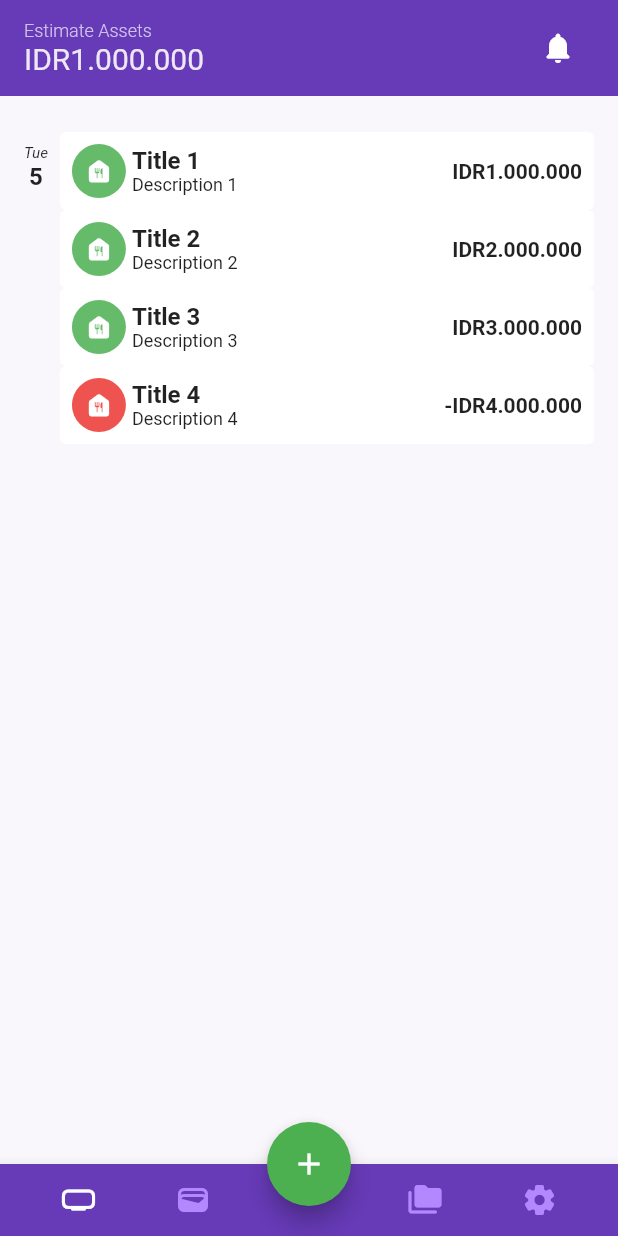
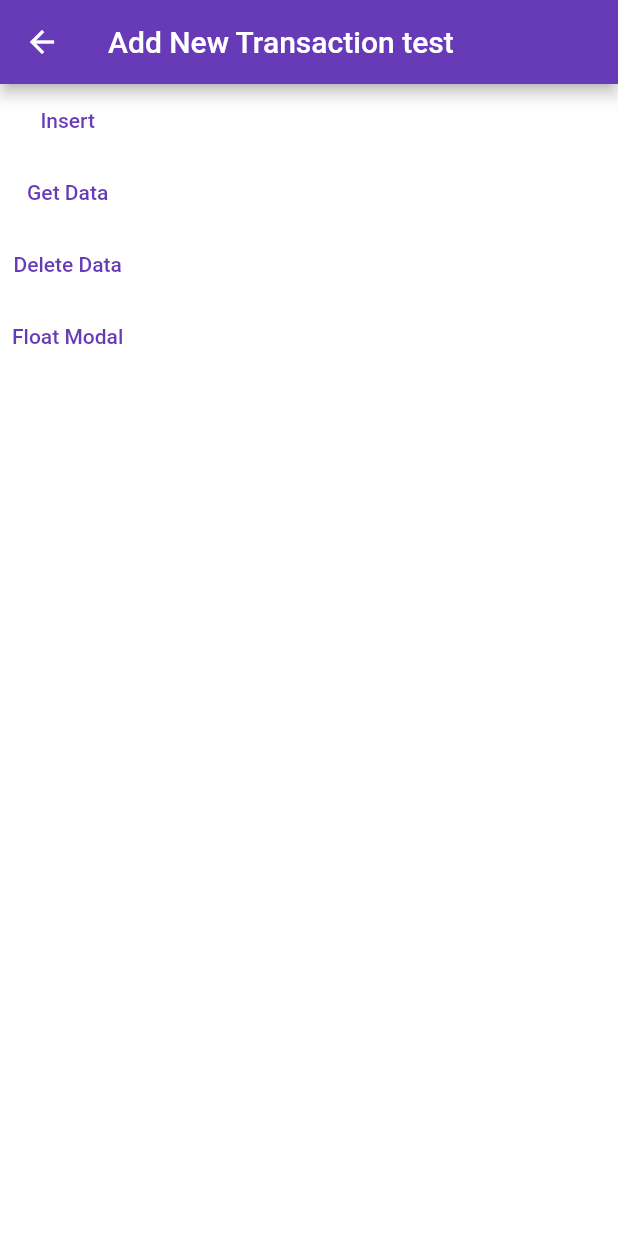
Before and after one commit to foneazmi/Monking, a Flutter app: the screen it shows after launch, after a tap on the "add" icon, on a phone screen of 412 x 824 dp. Run offline on Flutter 3.47's test engine with Material 2 defaults, Android fonts, the phone set to English and light mode, and no system bars; our stand-ins replace google_fonts, hive_flutter, modal_bottom_sheet; missing offline and left inert: window_size; accounts and stored records are empty.

Commit message:
update::init hive

```diff
--- a/lib/main.dart
+++ b/lib/main.dart
@@ -2,11 +2,14 @@
 import 'dart:ui';
 
 import 'package:flutter/material.dart';
+import 'package:hive_flutter/hive_flutter.dart';
 import 'package:monking/ui/screens/screens.dart';
 import 'package:window_size/window_size.dart';
 
-void main() {
+void main() async {
   WidgetsFlutterBinding.ensureInitialized();
+  await Hive.initFlutter();
+  await Hive.openBox('transaction_list');
 
   if (Platform.isWindows || Platform.isLinux || Platform.isMacOS) {
     setWindowTitle('Monking');
@@ -29,6 +32,7 @@
       routes: {
         '/': (context) => const SplashScreen(),
         '/dashboard': (context) => const DashboardScreen(),
+        '/transaction': (context) => TransactionScreen(),
       },
     );
   }
--- /dev/null
+++ b/lib/ui/modals/modals.dart
@@ -0,0 +1,6 @@
+library modals;
+
+import 'package:flutter/material.dart';
+import 'package:modal_bottom_sheet/modal_bottom_sheet.dart';
+
+part 'transaction/transaction.dart';
--- a/lib/ui/screens/dashboard/dashboard.dart
+++ b/lib/ui/screens/dashboard/dashboard.dart
@@ -34,17 +34,8 @@ class DashboardScreenState extends State<DashboardScreen> {
         ),
         floatingActionButton: FloatingActionButton(
           backgroundColor: Colors.green,
-          onPressed: () {
-            // Navigator.of(context).push(MaterialPageRoute(
-            //     builder:(BuildContext context){
-            //       return DynamicPage('Detail');
-            //     }
-            // ));
-          },
-          tooltip: '',
-          child: Icon(
-            Icons.add,
-          ),
+          onPressed: () => Navigator.pushNamed(context, '/transaction'),
+          child: Icon(Icons.add),
         ),
         floatingActionButtonLocation: FloatingActionButtonLocation.centerDocked,
         bottomNavigationBar: BottomAppBar(
--- a/lib/ui/screens/screens.dart
+++ b/lib/ui/screens/screens.dart
@@ -3,11 +3,13 @@ library screens;
 import 'package:flutter/material.dart';
 import 'package:flutter/services.dart';
 import 'package:google_fonts/google_fonts.dart';
+import 'package:hive_flutter/hive_flutter.dart';
 import 'package:monking/helpers/helpers.dart';
+import 'package:monking/ui/modals/modals.dart';
 import 'package:monking/ui/widgets/widgets.dart';
 
 part 'splash/splash.dart';
 part 'dashboard/dashboard.dart';
-
+part 'transaction/transaction.dart';
 part 'dashboard/lorem/lorem.dart';
 part 'dashboard/home/home.dart';
--- /dev/null
+++ b/lib/ui/screens/transaction/transaction.dart
@@ -0,0 +1,86 @@
+part of screens;
+
+class TransactionScreen extends StatefulWidget {
+  const TransactionScreen({Key? key}) : super(key: key);
+
+  @override
+  State<TransactionScreen> createState() => _TransactionScreenState();
+}
+
+class _TransactionScreenState extends State<TransactionScreen> {
+  final transactionList = Hive.box('transaction_list');
+
+  var type = "test";
+
+  void setData() async {
+    await transactionList.add({"description": "food", "amount": "10000"});
+    // print('Name: ${box.get('name')}');
+  }
+
+  void deleteData() async {
+    // await transactionList.deleteAt(0);
+    // await Hive.deleteBoxFromDisk('transaction_list');
+
+    // print('Name: ${box.get('name')}');
+  }
+
+  // Get all items from the database
+  void getData() {
+    final data = transactionList.keys.map((key) {
+      final value = transactionList.get(key);
+      return {
+        "key": key,
+        "description": value["description"],
+        "amount": value['amount']
+      };
+    }).toList();
+    print(data);
+  }
+
+  @override
+  Widget build(BuildContext context) {
+    return AnnotatedRegion<SystemUiOverlayStyle>(
+      value: SystemUiOverlayStyle.light,
+      child: Scaffold(
+        backgroundColor: Colors.white,
+        appBar: AppBar(
+          title: Text("Add New Transaction $type"),
+        ),
+        body: Column(
+          children: [
+            TextButton(
+              onPressed: setData,
+              child: const Text('Insert'),
+            ),
+            TextButton(
+              onPressed: getData,
+              child: const Text('Get Data'),
+            ),
+            TextButton(
+              onPressed: deleteData,
+              child: const Text('Delete Data'),
+            ),
+            TextButton(
+                onPressed: () => showFloatingModalBottomSheet(
+                      context: context,
+                      builder: (context) => Container(
+                        height: 200,
+                        color: Colors.red,
+                        child: TextButton(
+                          child: Text('Close'),
+                          onPressed: () {
+                            setState(() {
+                              type = "food";
+                            });
+                            Navigator.pop(context);
+                          },
+                        ),
+                      ),
+                    ),
+                child: Text('Float Modal'))
+          ],
+        ),
+      ),
+    );
+  }
+}
--- a/lib/ui/widgets/widgets.dart
+++ b/lib/ui/widgets/widgets.dart
@@ -4,4 +4,4 @@ import 'package:flutter/material.dart';
 import 'package:monking/helpers/helpers.dart';
 
 part 'header/home.dart';
-part 'home/list_transaction/page_list_transactions.dart';
+part 'list_transaction/page_list_transactions.dart';
--- a/pubspec.yaml
+++ b/pubspec.yaml
@@ -31,16 +31,21 @@ dependencies:
   flutter:
     sdk: flutter
   google_fonts: ^2.3.2
+  hive: ^2.1.0
+  hive_flutter: ^1.1.0
   intl: ^0.17.0
+  modal_bottom_sheet: ^2.0.1
   window_size:
     git:
       url: https://github.com/google/flutter-desktop-embedding.git
       path: plugins/window_size
 
 dev_dependencies:
+  build_runner: ^2.1.10
   flutter_lints: ^2.0.0
   flutter_test:
     sdk: flutter
+  hive_generator: ^1.1.2
 
 # For information on the generic Dart part of this file, see the
 # following page: https://dart.dev/tools/pub/pubspec
```
Also changed, not shown: lib/ui/modals/transaction/transaction.dart (added, +41 -0 lines), lib/ui/screens/example/hive_crud.dart (added, +226 -0 lines), lib/ui/widgets/list_transaction/page_list_transactions.dart (renamed from lib/ui/widgets/home/list_transaction/page_list_transactions.dart), pubspec.lock.
